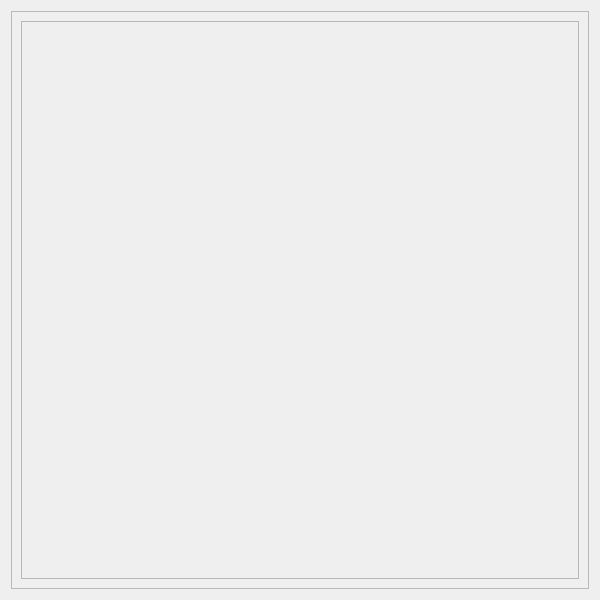
Above: ui/iconselector.ui from marso329/DrinkRobot before the change. Below: the same form after it.
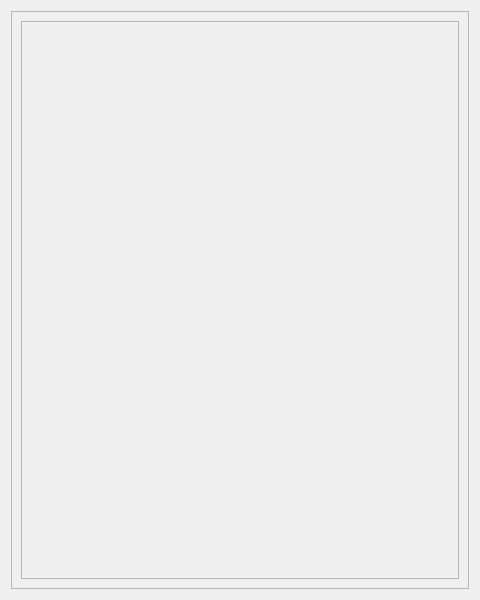
That is the form after the change.

Diff of the .ui file:
```diff
--- a/ui/iconselector.ui
+++ b/ui/iconselector.ui
@@ -6,7 +6,7 @@
    <rect>
     <x>0</x>
     <y>0</y>
-    <width>600</width>
+    <width>480</width>
     <height>600</height>
    </rect>
   </property>
@@ -18,8 +18,8 @@
   </property>
   <property name="maximumSize">
    <size>
-    <width>16777215</width>
-    <height>16777215</height>
+    <width>480</width>
+    <height>800</height>
    </size>
   </property>
   <property name="windowTitle">
@@ -42,7 +42,7 @@
        <rect>
         <x>0</x>
         <y>0</y>
-        <width>580</width>
+        <width>460</width>
         <height>580</height>
        </rect>
       </property>
```
